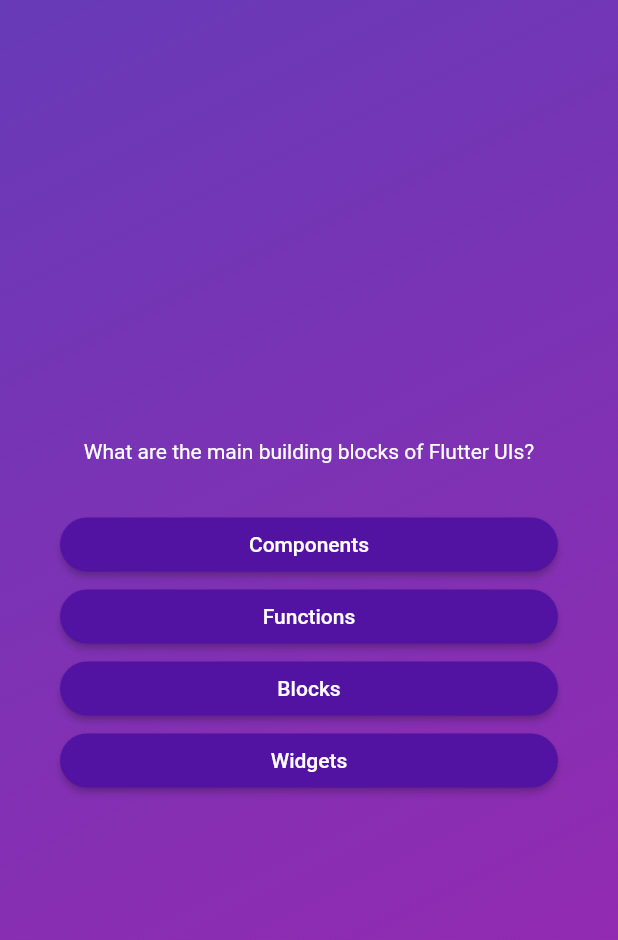
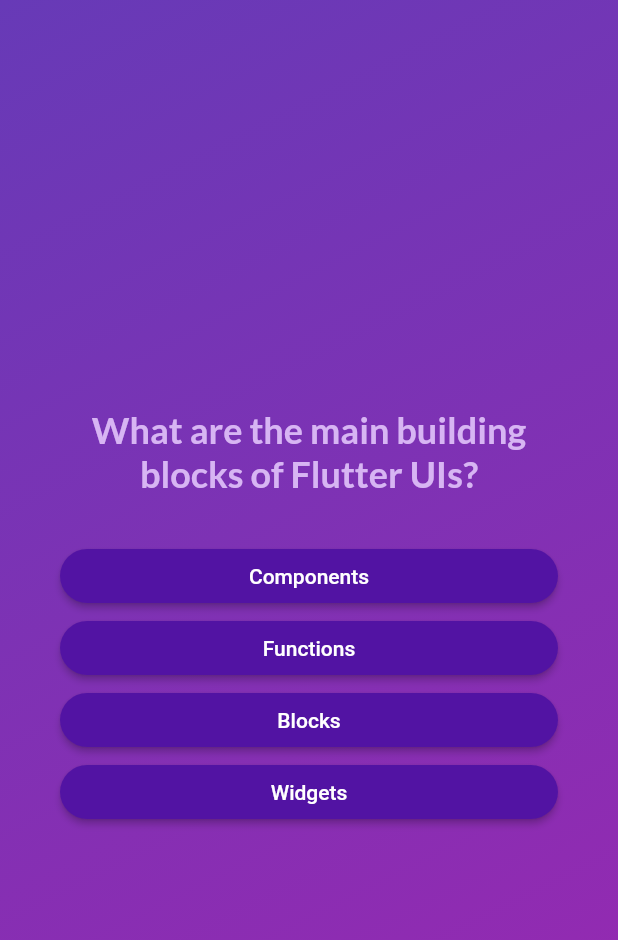
Before and after one commit to hoangminhtran94/quizz-app-flutter, a Flutter app: the screen it shows after launch, after a tap on "Start Quiz", on a phone screen of 412 x 824 dp. Shown: the top 940 px of the screen. Run offline on Flutter 3.47's test engine with Material 2 defaults, Android fonts, the light colour scheme and no system bars; our stand-ins replace google_fonts.

Commit message:
adds google fonts

```diff
--- a/lib/answer_button.dart
+++ b/lib/answer_button.dart
@@ -14,6 +14,9 @@
             shape: RoundedRectangleBorder(
                 borderRadius: BorderRadius.circular(40))),
         onPressed: onSelect,
-        child: Text(label));
+        child: Text(
+          label,
+          textAlign: TextAlign.center,
+        ));
   }
 }
--- a/lib/questions_screen.dart
+++ b/lib/questions_screen.dart
@@ -1,6 +1,7 @@
 import 'package:flutter/material.dart';
 import 'package:quizz_app_flutter/answer_button.dart';
 import 'package:quizz_app_flutter/data/questions.dart';
+import "package:google_fonts/google_fonts.dart";
 
 class QuestionsScreen extends StatefulWidget {
   const QuestionsScreen({super.key});
@@ -14,7 +15,7 @@
   var currentQuestionIndex = 0;
   void selectAnwserHandle() {
     setState(() {
-      currentQuestionIndex = currentQuestionIndex++;
+      currentQuestionIndex++;
     });
   }
 
@@ -30,7 +31,10 @@
         children: [
           Text(
             currentQuestion.question,
-            style: const TextStyle(color: Colors.white),
+            style: GoogleFonts.lato(
+                color: const Color.fromARGB(255, 215, 181, 243),
+                fontSize: 24,
+                fontWeight: FontWeight.bold),
             textAlign: TextAlign.center,
           ),
           const SizedBox(height: 30),
--- a/pubspec.yaml
+++ b/pubspec.yaml
@@ -35,6 +35,7 @@
   # The following adds the Cupertino Icons font to your application.
   # Use with the CupertinoIcons class for iOS style icons.
   cupertino_icons: ^1.0.2
+  google_fonts: ^4.0.5
 
 dev_dependencies:
   flutter_test:
```
Also changed, not shown: pubspec.lock, 1 other file.
